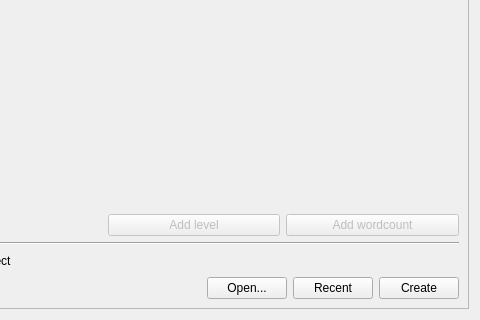
This is manuskript/ui/welcome_ui.ui in olivierkes/manuskript as Qt 5 draws it before an edit; both pictures show x 248 to 728 and y 139 to 459 of the 728 by 459 pixel window. The edited form follows.
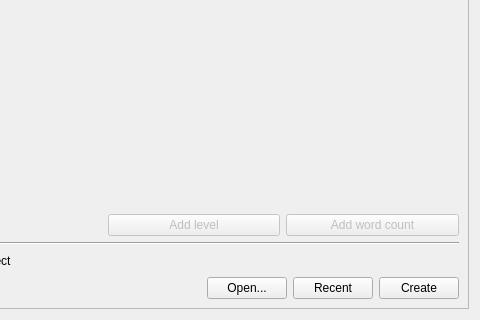
This is the edited form. Icons and pictures are not drawn.

Patch:
```diff
--- a/manuskript/ui/welcome_ui.ui
+++ b/manuskript/ui/welcome_ui.ui
@@ -187,7 +187,7 @@
                <bool>false</bool>
               </property>
               <property name="text">
-               <string>Add wordcount</string>
+               <string>Add word count</string>
               </property>
               <property name="icon">
                <iconset theme="applications-debugging"/>
```
